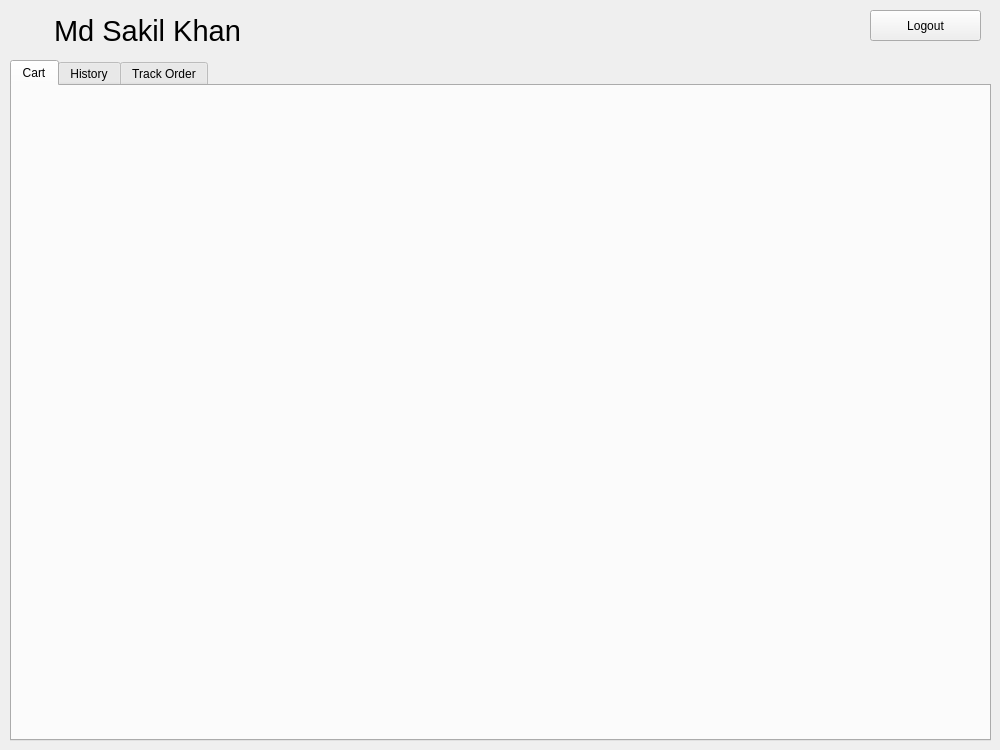
Above: accountPage.ui from mdsakilkhan/CSC32200-Project before the change. Below: the same form after it.
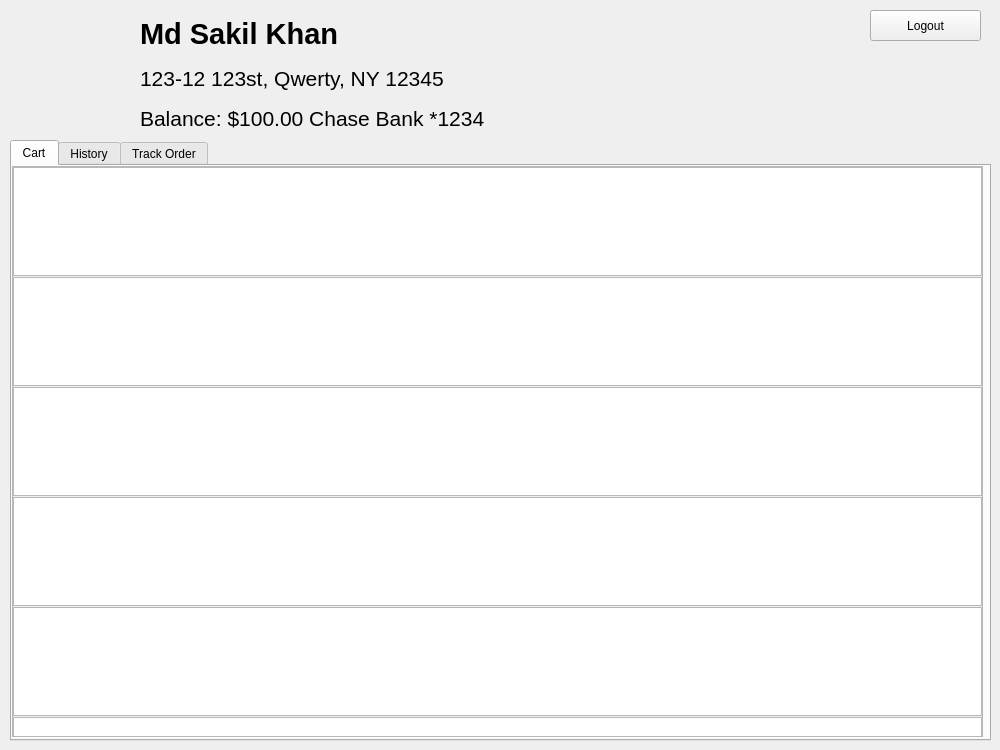
That is the form after the change. Icons and pictures are not drawn.

Diff of the .ui file:
```diff
--- a/accountPage.ui
+++ b/accountPage.ui
@@ -29,9 +29,9 @@
    <property name="geometry">
     <rect>
      <x>10</x>
-     <y>60</y>
+     <y>140</y>
      <width>981</width>
-     <height>681</height>
+     <height>601</height>
     </rect>
    </property>
    <property name="autoFillBackground">
@@ -71,6 +71,89 @@
     <attribute name="title">
      <string>Cart</string>
     </attribute>
+    <widget class="QScrollArea" name="scrollArea">
+     <property name="geometry">
+      <rect>
+       <x>0</x>
+       <y>0</y>
+       <width>971</width>
+       <height>571</height>
+      </rect>
+     </property>
+     <property name="widgetResizable">
+      <bool>true</bool>
+     </property>
+     <widget class="QWidget" name="scrollAreaWidgetContents">
+      <property name="geometry">
+       <rect>
+        <x>0</x>
+        <y>0</y>
+        <width>969</width>
+        <height>569</height>
+       </rect>
+      </property>
+      <widget class="QTextBrowser" name="textBrowser">
+       <property name="geometry">
+        <rect>
+         <x>0</x>
+         <y>0</y>
+         <width>969</width>
+         <height>109</height>
+        </rect>
+       </property>
+      </widget>
+      <widget class="QTextBrowser" name="textBrowser_2">
+       <property name="geometry">
+        <rect>
+         <x>0</x>
+         <y>110</y>
+         <width>969</width>
+         <height>109</height>
+        </rect>
+       </property>
+      </widget>
+      <widget class="QTextBrowser" name="textBrowser_3">
+       <property name="geometry">
+        <rect>
+         <x>0</x>
+         <y>220</y>
+         <width>969</width>
+         <height>109</height>
+        </rect>
+       </property>
+      </widget>
+      <widget class="QTextBrowser" name="textBrowser_4">
+       <property name="geometry">
+        <rect>
+         <x>0</x>
+         <y>330</y>
+         <width>969</width>
+         <height>109</height>
+        </rect>
+       </property>
+      </widget>
+      <widget class="QTextBrowser" name="textBrowser_5">
+       <property name="geometry">
+        <rect>
+         <x>0</x>
+         <y>440</y>
+         <width>969</width>
+         <height>109</height>
+        </rect>
+       </property>
+      </widget>
+      <widget class="QTextBrowser" name="textBrowser_6">
+       <property name="geometry">
+        <rect>
+         <x>0</x>
+         <y>550</y>
+         <width>969</width>
+         <height>109</height>
+        </rect>
+       </property>
+      </widget>
+     </widget>
+    </widget>
    </widget>
    <widget class="QWidget" name="History">
     <attribute name="title">
@@ -96,13 +179,59 @@
     <string>Logout</string>
    </property>
   </widget>
+  <widget class="QLabel" name="CustomerName">
+   <property name="geometry">
+    <rect>
+     <x>140</x>
+     <y>10</y>
+     <width>721</width>
+     <height>41</height>
+    </rect>
+   </property>
+   <property name="font">
+    <font>
+     <family>Nirmala UI</family>
+     <pointsize>22</pointsize>
+     <weight>75</weight>
+     <bold>true</bold>
+    </font>
+   </property>
+   <property name="text">
+    <string>Md Sakil Khan</string>
+   </property>
+   <property name="alignment">
+    <set>Qt::AlignBottom|Qt::AlignLeading|Qt::AlignLeft</set>
+   </property>
+  </widget>
+  <widget class="QLabel" name="CustomerName_2">
+   <property name="geometry">
+    <rect>
+     <x>140</x>
+     <y>100</y>
+     <width>841</width>
+     <height>31</height>
+    </rect>
+   </property>
+   <property name="font">
+    <font>
+     <family>Nirmala UI</family>
+     <pointsize>16</pointsize>
+    </font>
+   </property>
+   <property name="text">
+    <string>Balance: $100.00 Chase Bank *1234</string>
+   </property>
+   <property name="alignment">
+    <set>Qt::AlignBottom|Qt::AlignLeading|Qt::AlignLeft</set>
+   </property>
+  </widget>
   <widget class="QLabel" name="CustomerIcon">
    <property name="geometry">
     <rect>
-     <x>14</x>
-     <y>15</y>
-     <width>31</width>
-     <height>31</height>
+     <x>10</x>
+     <y>10</y>
+     <width>121</width>
+     <height>121</height>
     </rect>
    </property>
    <property name="text">
@@ -115,23 +244,26 @@
     <bool>true</bool>
    </property>
   </widget>
-  <widget class="QLabel" name="CustomerName">
+  <widget class="QLabel" name="CustomerName_3">
    <property name="geometry">
     <rect>
-     <x>54</x>
-     <y>15</y>
-     <width>801</width>
+     <x>140</x>
+     <y>60</y>
+     <width>841</width>
      <height>31</height>
     </rect>
    </property>
    <property name="font">
     <font>
      <family>Nirmala UI</family>
-     <pointsize>22</pointsize>
+     <pointsize>16</pointsize>
     </font>
    </property>
    <property name="text">
-    <string>Md Sakil Khan</string>
+    <string>123-12 123st, Qwerty, NY 12345</string>
+   </property>
+   <property name="alignment">
+    <set>Qt::AlignBottom|Qt::AlignLeading|Qt::AlignLeft</set>
    </property>
   </widget>
  </widget>
```
Left out of the diff: 2 changed lines with no effect on the pictures.
